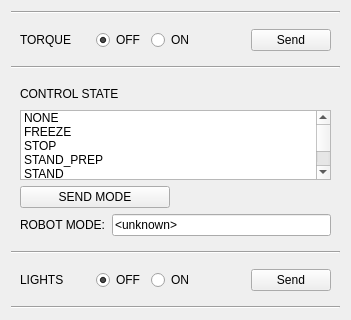
Before: the Qt Designer form thor_mang_supervisor/resource/supervisor.ui in thor-mang/thor_mang_ui, drawn with Qt 5.
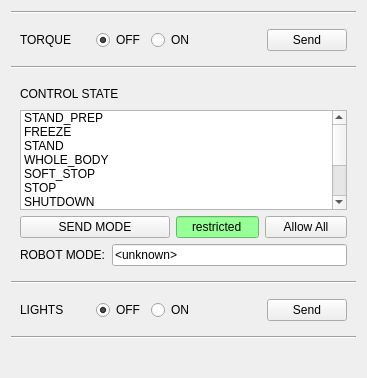
After: the same form once the commit is applied.

Commit message: Added allow all transitions option to supervisor widget

```diff
--- a/thor_mang_supervisor/resource/supervisor.ui
+++ b/thor_mang_supervisor/resource/supervisor.ui
@@ -9,8 +9,8 @@
    <rect>
     <x>0</x>
     <y>0</y>
-    <width>351</width>
-    <height>310</height>
+    <width>367</width>
+    <height>378</height>
    </rect>
   </property>
   <property name="sizePolicy">
@@ -143,31 +143,46 @@
           <height>100</height>
          </size>
         </property>
-        <item>
-         <property name="text">
-          <string>NONE</string>
-         </property>
-        </item>
-        <item>
-         <property name="text">
-          <string>FREEZE</string>
-         </property>
-        </item>
-        <item>
-         <property name="text">
-          <string>STOP</string>
-         </property>
-        </item>
         <item>
          <property name="text">
           <string>STAND_PREP</string>
          </property>
         </item>
+        <item>
+         <property name="text">
+          <string>FREEZE</string>
+         </property>
+        </item>
         <item>
          <property name="text">
           <string>STAND</string>
          </property>
         </item>
+        <item>
+         <property name="text">
+          <string>WHOLE_BODY</string>
+         </property>
+        </item>
+        <item>
+         <property name="text">
+          <string>SOFT_STOP</string>
+         </property>
+        </item>
+        <item>
+         <property name="text">
+          <string>STOP</string>
+         </property>
+        </item>
+        <item>
+         <property name="text">
+          <string>SHUTDOWN</string>
+         </property>
+        </item>
+        <item>
+         <property name="text">
+          <string>STAND_MANIPULATE</string>
+         </property>
+        </item>
         <item>
          <property name="text">
           <string>MANIPULATE</string>
@@ -183,8 +198,15 @@
           <string>WALK_MANIPULATE</string>
          </property>
         </item>
+        <item>
+         <property name="text">
+          <string>NONE</string>
+         </property>
+        </item>
        </widget>
       </item>
+      <item>
+       <layout class="QHBoxLayout" name="horizontalLayout_3" stretch="3,1,1">
       <item>
        <widget class="QPushButton" name="send_control_mode">
         <property name="maximumSize">
@@ -197,6 +219,31 @@
          <string>SEND MODE</string>
         </property>
        </widget>
+        </item>
+        <item>
+         <widget class="QLineEdit" name="allow_all_mode_transitions_status">
+          <property name="styleSheet">
+           <string notr="true">background-color: rgb(150, 255, 150);</string>
+          </property>
+          <property name="text">
+           <string>restricted</string>
+          </property>
+          <property name="alignment">
+           <set>Qt::AlignCenter</set>
+          </property>
+          <property name="readOnly">
+           <bool>true</bool>
+          </property>
+         </widget>
+        </item>
+        <item>
+         <widget class="QPushButton" name="allow_all_mode_transitions_button">
+          <property name="text">
+           <string>Allow All</string>
+          </property>
+         </widget>
+        </item>
+       </layout>
       </item>
       <item>
        <layout class="QHBoxLayout" name="horizontalLayout_8">
```
Lines whose indentation alone changed are shown as unchanged. The commit also changes 1 other file.
